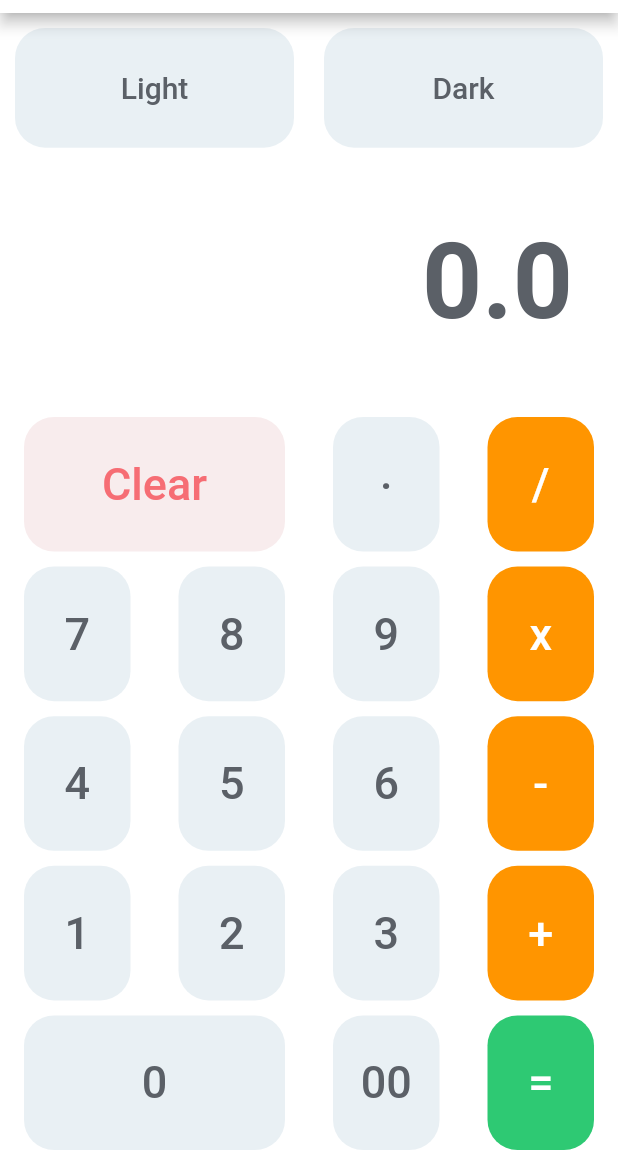
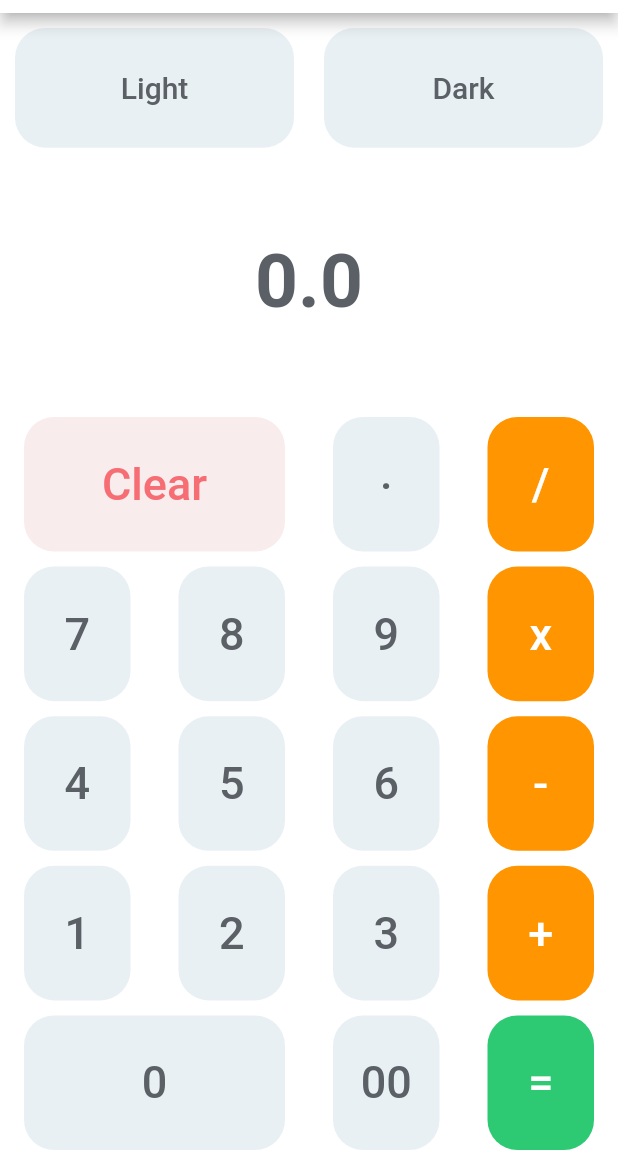
Before and after one commit to spiderxm/CalculatorApp, a Flutter app: the screen it shows after launch, after a tap on "Clear", on a phone screen of 412 x 824 dp, the part 71-1236 px from its top. Run offline on Flutter 3.47's test engine with Material 2 defaults, Android fonts, the phone set to English and light mode, and no system bars.

Commit message:
fixing overflow issue

```diff
--- a/lib/calculator.dart
+++ b/lib/calculator.dart
@@ -76,13 +76,7 @@ class _CalculatorState extends State<Calculator> {
     }
     setState(() {
       output = double.parse(_output).toString();
-      if (double.parse(_output) >= 999999) {
-        fontsize = 35;
-      } else if (double.parse(_output) >= 9000000000) {
-        fontsize = 15;
-      } else if (double.parse(_output) >= 9000000000000) {
-        fontsize = 6;
-      }
+      fontsize = 50;
     });
   }
 
@@ -177,20 +171,18 @@ class _CalculatorState extends State<Calculator> {
                 )),
             Expanded(
               flex: 2,
-              child: Row(
-                mainAxisAlignment: MainAxisAlignment.end,
-                children: [
-                  Text(
+              child: SingleChildScrollView(
+                scrollDirection: Axis.horizontal,
+                child: Container(
+                  alignment: Alignment.centerRight,
+                  child: Text(
                     output,
                     style: TextStyle(
                         fontSize: fontsize.toDouble(),
                         fontWeight: FontWeight.w700,
                         color: Text_color),
                   ),
-                  SizedBox(
-                    width: 30,
-                  )
-                ],
+                ),
               ),
             ),
             Expanded(
```
Also changed, not shown: 1 other file.
